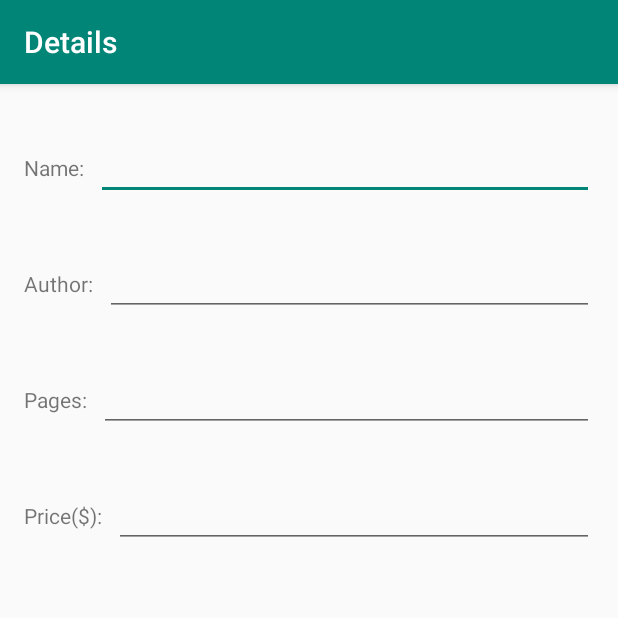
After one commit to the1812/Android-Demos, an Android app: the SqlDetailsActivity screen opened directly, with no data from a screen before it, on a phone screen of 412 x 824 dp, the top half of it. The commit adds this screen. Run offline under Robolectric (Android 15) with nearby library versions, the phone set to English and light mode, and no system bars; 1 statement that could not run was skipped.

Commit message:
Add sql data details.

```diff
--- a/app/src/main/AndroidManifest.xml
+++ b/app/src/main/AndroidManifest.xml
@@ -58,7 +58,10 @@
     <activity
       android:name=".files.SqlActivity"
       android:label="@string/sql_lite"
-      android:launchMode="singleTask"/>
+      android:launchMode="singleTask" />
+    <activity
+      android:name=".files.SqlDetailsActivity"
+      android:label="@string/details" />
   </application>
 
 </manifest>
--- a/app/src/main/java/com/helloworld/androiddemo/files/Book.kt
+++ b/app/src/main/java/com/helloworld/androiddemo/files/Book.kt
@@ -1,3 +1,6 @@
 package com.helloworld.androiddemo.files
 
+import java.io.Serializable
+
 data class Book(var name:String, var author:String, var pages:Int, var price:Double)
+    : Serializable
--- /dev/null
+++ b/app/src/main/java/com/helloworld/androiddemo/files/SqlDetailsActivity.kt
@@ -0,0 +1,49 @@
+package com.helloworld.androiddemo.files
+
+import android.content.ContentValues
+import android.support.v7.app.AppCompatActivity
+import android.os.Bundle
+import android.view.View
+import com.helloworld.androiddemo.R
+import com.helloworld.androiddemo.toast
+import kotlinx.android.synthetic.main.activity_sql_details.*
+
+class SqlDetailsActivity : AppCompatActivity()
+{
+    private val databaseHelper = SqlDatabase(this, databaseName, null, 1)
+    override fun onCreate(savedInstanceState: Bundle?)
+    {
+        super.onCreate(savedInstanceState)
+        setContentView(R.layout.activity_sql_details)
+        val book = intent.extras.get("book") as? Book
+        val id = intent.getIntExtra("id", -1)
+        if (book != null && id != -1)
+        {
+            val database = databaseHelper.writableDatabase
+            textName.setText(book.name)
+            textAuthor.setText(book.author)
+            textPages.setText(book.pages.toString())
+            textPrice.setText(book.price.toString())
+            buttonDelete.setOnClickListener {
+                database.delete(tableName, "id = ?", arrayOf(id.toString()))
+                toast("Book deleted.")
+                finish()
+            }
+            buttonSave.setOnClickListener {
+                val content = ContentValues()
+                content.put(Book::name.name, textName.text.toString())
+                content.put(Book::author.name, textAuthor.text.toString())
+                content.put(Book::pages.name, textPages.text.toString().toInt())
+                content.put(Book::price.name, textPrice.text.toString().toDouble())
+                database.update(tableName, content, "id = ?", arrayOf(id.toString()))
+                toast("Book saved.")
+            }
+        }
+        else
+        {
+            buttonDelete.visibility = View.GONE
+            buttonSave.visibility = View.GONE
+            toast("Couldn't get book data.")
+        }
+    }
+}
--- /dev/null
+++ b/app/src/main/res/layout/activity_sql_details.xml
@@ -0,0 +1,116 @@
+<?xml version="1.0" encoding="utf-8"?>
+<android.support.constraint.ConstraintLayout xmlns:android="http://schemas.android.com/apk/res/android"
+  xmlns:app="http://schemas.android.com/apk/res-auto"
+  xmlns:tools="http://schemas.android.com/tools"
+  android:layout_width="match_parent"
+  android:layout_height="match_parent"
+  tools:context=".files.SqlDetailsActivity">
+
+  <TextView
+    android:id="@+id/textViewName"
+    android:layout_width="wrap_content"
+    android:layout_height="wrap_content"
+    android:layout_marginStart="16dp"
+    android:text="@string/name"
+    app:layout_constraintBaseline_toBaselineOf="@+id/textName"
+    app:layout_constraintStart_toStartOf="parent" />
+
+  <EditText
+    android:id="@+id/textName"
+    android:layout_width="0dp"
+    android:layout_height="wrap_content"
+    android:layout_marginStart="8dp"
+    android:layout_marginTop="32dp"
+    android:layout_marginEnd="16dp"
+    android:ems="10"
+    android:inputType="text"
+    app:layout_constraintEnd_toEndOf="parent"
+    app:layout_constraintStart_toEndOf="@+id/textViewName"
+    app:layout_constraintTop_toTopOf="parent" />
+
+  <TextView
+    android:id="@+id/textViewAuthor"
+    android:layout_width="wrap_content"
+    android:layout_height="wrap_content"
+    android:layout_marginStart="16dp"
+    android:text="@string/author"
+    app:layout_constraintBaseline_toBaselineOf="@+id/textAuthor"
+    app:layout_constraintStart_toStartOf="parent" />
+
+  <EditText
+    android:id="@+id/textAuthor"
+    android:layout_width="0dp"
+    android:layout_height="wrap_content"
+    android:layout_marginStart="8dp"
+    android:layout_marginTop="32dp"
+    android:layout_marginEnd="16dp"
+    android:ems="10"
+    android:inputType="text"
+    app:layout_constraintEnd_toEndOf="parent"
+    app:layout_constraintStart_toEndOf="@+id/textViewAuthor"
+    app:layout_constraintTop_toBottomOf="@+id/textName" />
+
+  <TextView
+    android:id="@+id/textViewPages"
+    android:layout_width="wrap_content"
+    android:layout_height="wrap_content"
+    android:layout_marginStart="16dp"
+    android:text="@string/pages"
+    app:layout_constraintBaseline_toBaselineOf="@+id/textPages"
+    app:layout_constraintStart_toStartOf="parent" />
+
+  <EditText
+    android:id="@+id/textPages"
+    android:layout_width="0dp"
+    android:layout_height="wrap_content"
+    android:layout_marginStart="8dp"
+    android:layout_marginTop="32dp"
+    android:layout_marginEnd="16dp"
+    android:ems="10"
+    android:inputType="number"
+    app:layout_constraintEnd_toEndOf="parent"
+    app:layout_constraintStart_toEndOf="@+id/textViewPages"
+    app:layout_constraintTop_toBottomOf="@+id/textAuthor" />
+
+  <TextView
+    android:id="@+id/textViewPrice"
+    android:layout_width="wrap_content"
+    android:layout_height="wrap_content"
+    android:layout_marginStart="16dp"
+    android:text="@string/price"
+    app:layout_constraintBaseline_toBaselineOf="@+id/textPrice"
+    app:layout_constraintStart_toStartOf="parent" />
+
+  <EditText
+    android:id="@+id/textPrice"
+    android:layout_width="0dp"
+    android:layout_height="wrap_content"
+    android:layout_marginStart="8dp"
+    android:layout_marginTop="32dp"
+    android:layout_marginEnd="16dp"
+    android:ems="10"
+    android:inputType="numberDecimal"
+    app:layout_constraintEnd_toEndOf="parent"
+    app:layout_constraintStart_toEndOf="@+id/textViewPrice"
+    app:layout_constraintTop_toBottomOf="@+id/textPages" />
+
+  <Button
+    android:id="@+id/buttonDelete"
+    android:layout_width="wrap_content"
+    android:layout_height="wrap_content"
+    android:layout_marginStart="16dp"
+    android:layout_marginBottom="16dp"
+    android:text="@string/delete"
+    app:layout_constraintBottom_toBottomOf="parent"
+    app:layout_constraintStart_toStartOf="parent" />
+
+  <Button
+    android:id="@+id/buttonSave"
+    android:layout_width="wrap_content"
+    android:layout_height="wrap_content"
+    android:layout_marginEnd="16dp"
+    android:layout_marginBottom="16dp"
+    android:text="@string/save"
+    app:layout_constraintBottom_toBottomOf="parent"
+    app:layout_constraintEnd_toEndOf="parent" />
+</android.support.constraint.ConstraintLayout>
--- a/app/src/main/res/values/strings.xml
+++ b/app/src/main/res/values/strings.xml
@@ -24,4 +24,12 @@
   <string name="sql_lite">SQLite</string>
   <string name="fill_data">Fill Data</string>
   <string name="delete_all">Delete All</string>
+  <string name="details">Details</string>
+  <string name="new_book">New book</string>
+  <string name="name">Name:</string>
+  <string name="author">Author:</string>
+  <string name="pages">Pages:</string>
+  <string name="price">Price($):</string>
+  <string name="delete">Delete</string>
+  <string name="refresh">Refresh</string>
 </resources>
```
Also changed, not shown: app/src/main/java/com/helloworld/androiddemo/files/SqlActivity.kt (+16 -5 lines), app/src/main/res/layout/activity_sql.xml (+13 -1 lines).
